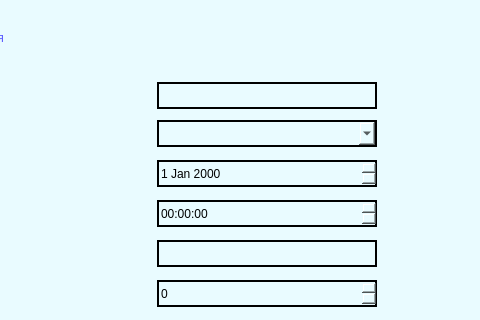
Before: the Qt Designer form edit_and_delete.ui in Mathew5555/The-Olympiad-schedule, drawn with Qt 5; both pictures show x 313 to 793 and y 0 to 320 of the 793 by 491 pixel window.
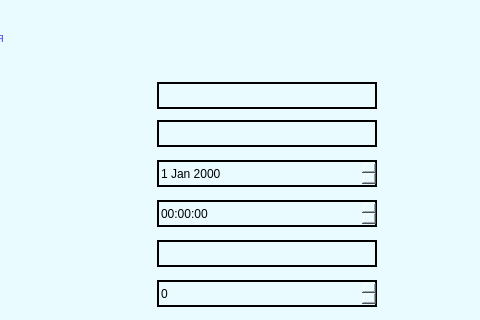
After: the same form once the commit is applied.

What changed in the file:
```diff
--- a/edit_and_delete.ui
+++ b/edit_and_delete.ui
@@ -506,25 +506,6 @@
     <string notr="true">border: 2px solid black;</string>
    </property>
   </widget>
-  <widget class="QComboBox" name="comboBox">
-   <property name="geometry">
-    <rect>
-     <x>470</x>
-     <y>120</y>
-     <width>220</width>
-     <height>27</height>
-    </rect>
-   </property>
-   <property name="minimumSize">
-    <size>
-     <width>220</width>
-     <height>27</height>
-    </size>
-   </property>
-   <property name="styleSheet">
-    <string notr="true">border: 2px solid black;</string>
-   </property>
-  </widget>
   <widget class="QDateEdit" name="dateEdit">
    <property name="geometry">
     <rect>
@@ -620,6 +601,25 @@
     <string notr="true">border: 2px solid black;</string>
    </property>
   </widget>
+  <widget class="QLineEdit" name="lineEdit_3">
+   <property name="geometry">
+    <rect>
+     <x>470</x>
+     <y>120</y>
+     <width>220</width>
+     <height>27</height>
+    </rect>
+   </property>
+   <property name="minimumSize">
+    <size>
+     <width>220</width>
+     <height>27</height>
+    </size>
+   </property>
+   <property name="styleSheet">
+    <string notr="true">border: 2px solid black;</string>
+   </property>
+  </widget>
  </widget>
  <resources/>
  <connections/>
```
